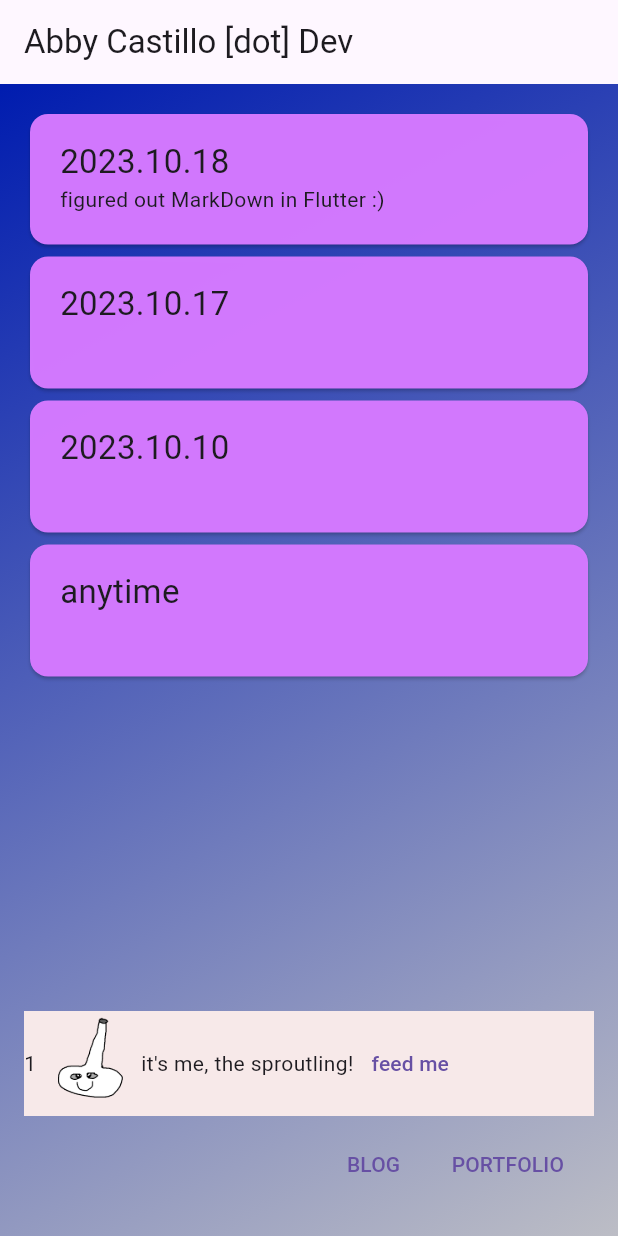
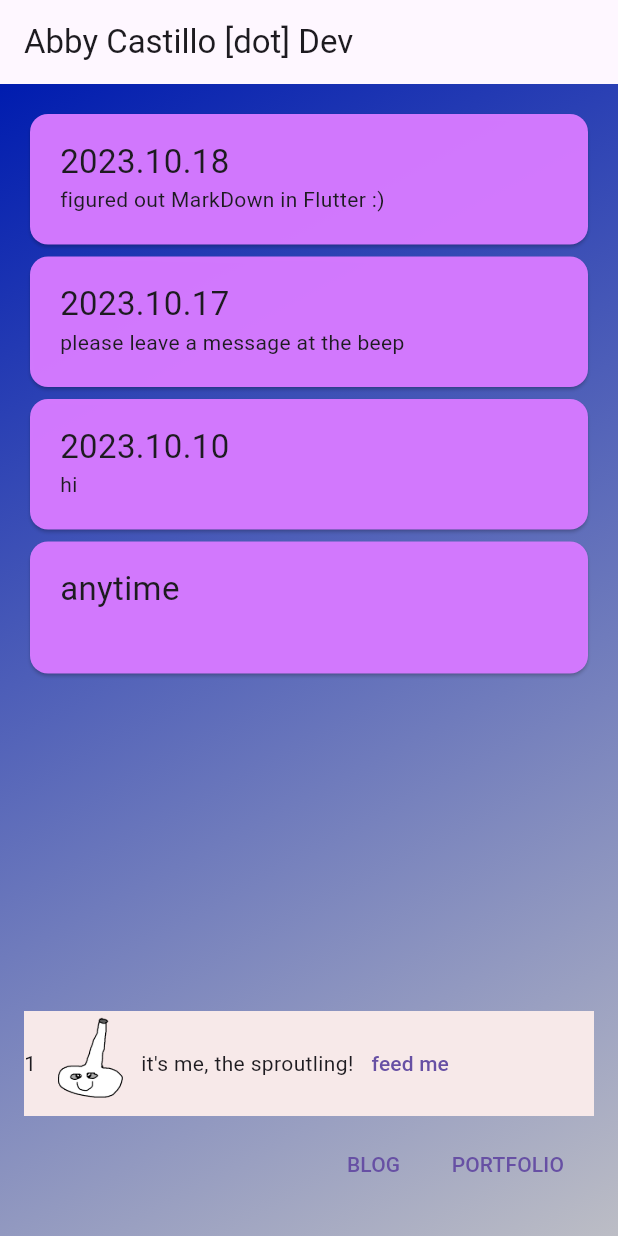
Before and after one commit to abbymachines/flutter-dev-portfolio, a Flutter app: the screen it shows after launch, after a tap on "Hello! :) My name is Abby Castillo. I am", after a tap on "feed me", after a tap on "BLOG", on a phone screen of 412 x 824 dp. Run offline on Flutter 3.47's test engine with Material 2 defaults, Android fonts, the phone set to English and light mode, and no system bars; our stand-ins replace flutter_markdown.

Commit message:
update blog posts

```diff
--- a/lib/data/blog_posts.dart
+++ b/lib/data/blog_posts.dart
@@ -15,10 +15,12 @@ I'm still not entirely sure how to format paragraphs with the way my blog is set
 """),
   BlogPost(
     date: '2023.10.17',
+    blurb: 'please leave a message at the beep',
     body: 'believe it or not, **george** isnt at home',
   ),
   BlogPost(
     date: '2023.10.10',
+    blurb: 'hi',
     body: 'hello world :) hello to you',
   ),
   BlogPost(
```
